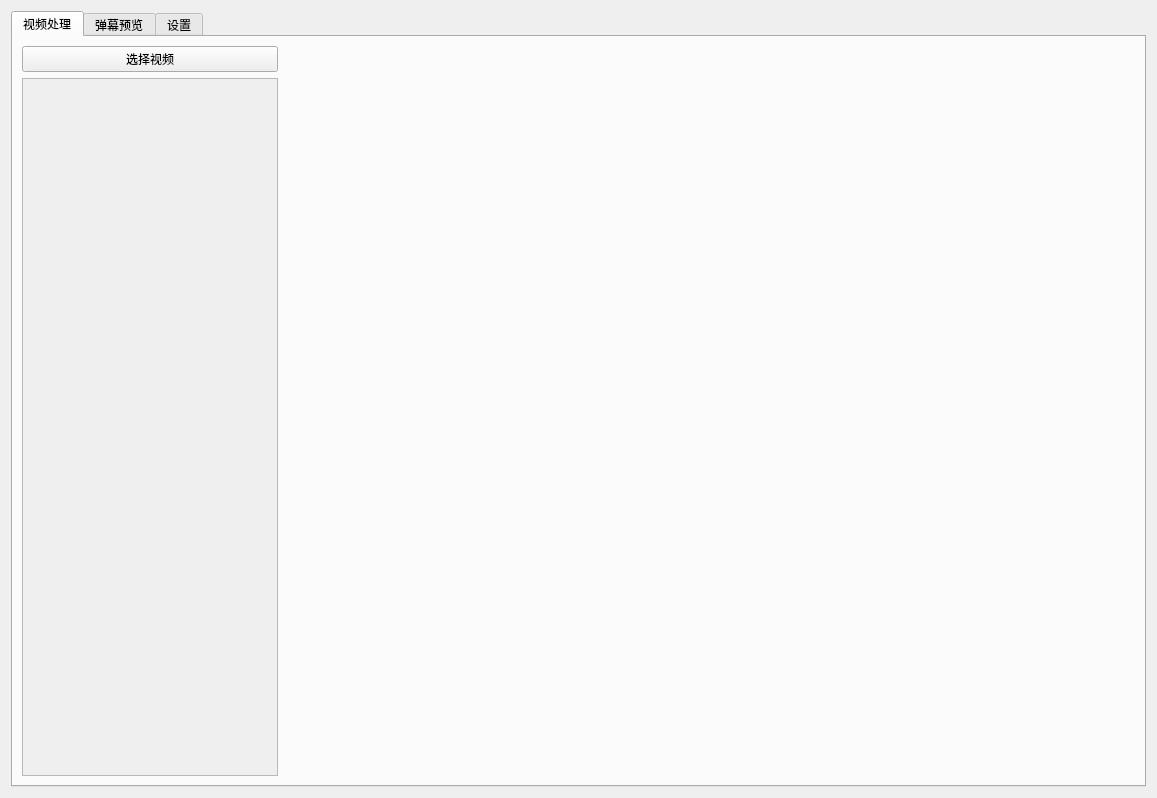
Zao-chen/ZcAIDanmuGenerator, file mainwindow.ui: the form before one commit.
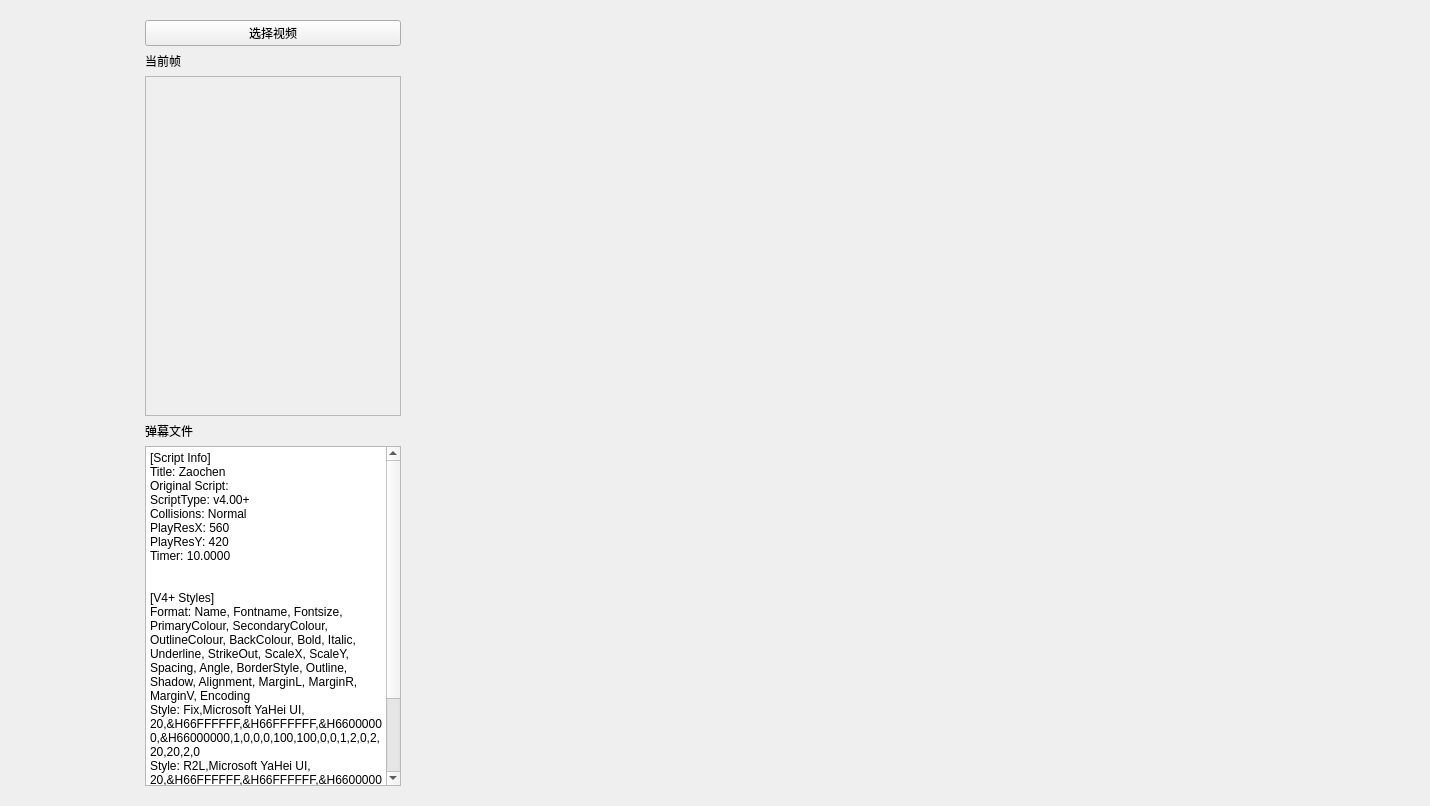
The form after the commit. Custom widgets are drawn as their Qt base class.

Commit message: [feat] ui优化

```diff
--- a/mainwindow.ui
+++ b/mainwindow.ui
@@ -6,26 +6,46 @@
    <rect>
     <x>0</x>
     <y>0</y>
-    <width>1157</width>
-    <height>798</height>
+    <width>1430</width>
+    <height>806</height>
    </rect>
   </property>
   <property name="windowTitle">
    <string>MainWindow</string>
   </property>
-  <layout class="QVBoxLayout" name="verticalLayout_3">
+  <layout class="QHBoxLayout" name="horizontalLayout" stretch="1,10">
+   <property name="leftMargin">
+    <number>2</number>
+   </property>
    <item>
-    <layout class="QVBoxLayout" name="verticalLayout">
+    <widget class="ElaTreeView" name="treeView_up">
+     <property name="styleSheet">
+      <string notr="true">QTreeView{
+
+background:transparent;
+
+outline:0px;
+
+border:none;
+
+
+}</string>
+     </property>
+     <property name="indentation">
+      <number>2</number>
+     </property>
+     <attribute name="headerVisible">
+      <bool>false</bool>
+     </attribute>
+    </widget>
+   </item>
      <item>
-      <widget class="ElaTabWidget" name="tabWidget">
+    <widget class="QStackedWidget" name="stackedWidget">
        <property name="currentIndex">
         <number>0</number>
        </property>
-       <widget class="QWidget" name="tab">
-        <attribute name="title">
-         <string>视频处理</string>
-        </attribute>
-        <layout class="QHBoxLayout" name="horizontalLayout" stretch="0,3">
+     <widget class="QWidget" name="page">
+      <layout class="QHBoxLayout" name="horizontalLayout_2" stretch="0,10">
          <item>
           <layout class="QVBoxLayout" name="verticalLayout_2">
            <item>
@@ -35,6 +55,13 @@
              </property>
             </widget>
            </item>
+         <item>
+          <widget class="QLabel" name="label">
+           <property name="text">
+            <string>当前帧</string>
+           </property>
+          </widget>
+         </item>
            <item>
             <widget class="ElaPlainTextEdit" name="plainTextEdit">
              <property name="enabled">
@@ -42,22 +69,13 @@
              </property>
             </widget>
            </item>
-          </layout>
-         </item>
          <item>
-          <widget class="QLabel" name="label">
+          <widget class="QLabel" name="label_4">
            <property name="text">
-            <string/>
+            <string>弹幕文件</string>
            </property>
           </widget>
          </item>
-        </layout>
-       </widget>
-       <widget class="QWidget" name="tab_3">
-        <attribute name="title">
-         <string>弹幕预览</string>
-        </attribute>
-        <layout class="QVBoxLayout" name="verticalLayout_4">
          <item>
           <widget class="ElaPlainTextEdit" name="plainTextEdit_2">
            <property name="plainText">
@@ -82,12 +100,18 @@
           </widget>
          </item>
         </layout>
-       </widget>
-       <widget class="QWidget" name="tab_2">
-        <attribute name="title">
-         <string>设置</string>
-        </attribute>
-        <layout class="QVBoxLayout" name="verticalLayout_5" stretch="0,0,0,0,10">
+       </item>
+       <item>
+        <widget class="QLabel" name="label_img">
+         <property name="text">
+          <string/>
+         </property>
+        </widget>
+       </item>
+      </layout>
+     </widget>
+     <widget class="QWidget" name="page_2">
+      <layout class="QVBoxLayout" name="verticalLayout">
          <item>
           <widget class="QLabel" name="label_3">
            <property name="text">
@@ -139,7 +163,7 @@
            <property name="sizeHint" stdset="0">
             <size>
              <width>20</width>
-             <height>40</height>
+           <height>653</height>
             </size>
            </property>
           </spacer>
@@ -149,16 +173,8 @@
       </widget>
      </item>
     </layout>
-   </item>
-  </layout>
  </widget>
  <customwidgets>
-  <customwidget>
-   <class>ElaTabWidget</class>
-   <extends>QTabWidget</extends>
-   <header location="global">elatabwidget.h</header>
-   <container>1</container>
-  </customwidget>
   <customwidget>
    <class>ElaPushButton</class>
    <extends>QPushButton</extends>
@@ -174,6 +190,11 @@
    <extends>QLineEdit</extends>
    <header location="global">elalineedit.h</header>
   </customwidget>
+  <customwidget>
+   <class>ElaTreeView</class>
+   <extends>QTreeView</extends>
+   <header location="global">elatreeview.h</header>
+  </customwidget>
  </customwidgets>
  <resources/>
  <connections/>
```
Lines whose indentation alone changed are shown as unchanged. The commit also changes 2 other files.
